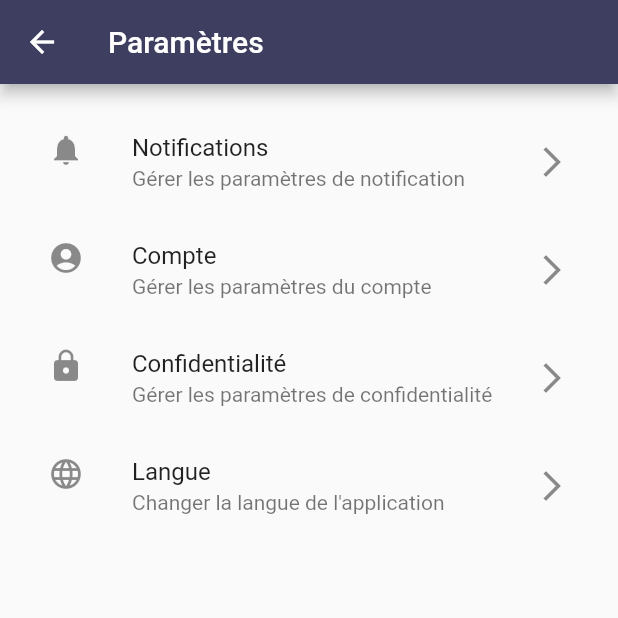
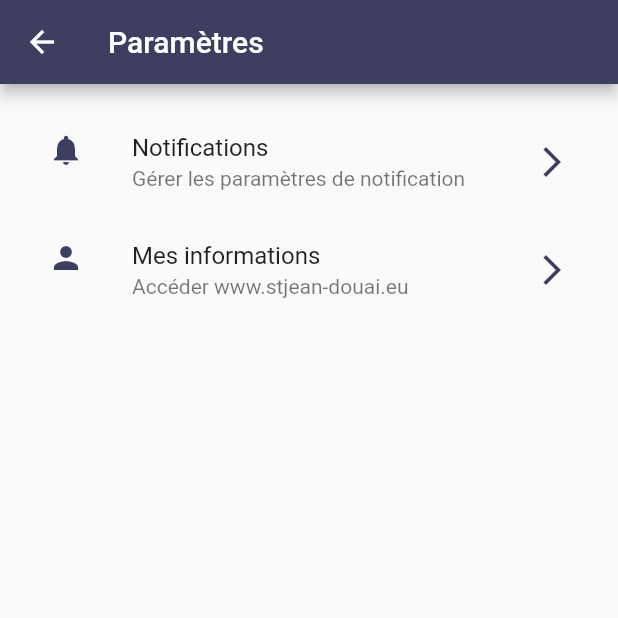
Before and after one commit to BeNyEz17/StJean_Douai_APP, a Flutter app: the PageParametres screen opened directly, after a tap on "Notifications", on a phone screen of 412 x 824 dp, the top half of it. Run offline on Flutter 3.47's test engine with Material 2 defaults, Android fonts, the phone set to English and light mode, and no system bars; our stand-ins replace flutter_map, google_fonts, latlong2.

Commit message:
rectification de données

```diff
--- a/lib/ecrans/page_contact.dart
+++ b/lib/ecrans/page_contact.dart
@@ -9,10 +9,10 @@ class PageContact extends StatelessWidget {
   static const pageTitle = 'Contact';
 
   // Contact email address
-  static const contactEmail = 'contact@example.com';
+  static const contactEmail = 'contact@stjean-douai.eu';
 
   // Contact phone number
-  static const contactPhoneNumber = '+1 555-555-5555';
+  static const contactPhoneNumber = '0327944660';
 
   // Launch email app with pre-filled email
   _launchEmail() async {
--- a/lib/ecrans/page_paramatres.dart
+++ b/lib/ecrans/page_paramatres.dart
@@ -1,4 +1,6 @@
 import 'package:flutter/material.dart';
+import 'package:url_launcher/url_launcher.dart';
+import 'package:flutter/services.dart';
 
 const accentCanvasColor = const Color(0xFF3E3E61);
 
@@ -20,41 +22,36 @@ class PageParametres extends StatelessWidget {
           ListTile(
             title: Text('Notifications'),
             subtitle: Text('Gérer les paramètres de notification'),
-            leading: Icon(Icons.notifications),
-            trailing: Icon(Icons.arrow_forward_ios),
+            leading: Icon(Icons.notifications, color: accentCanvasColor),
+            trailing: Icon(Icons.arrow_forward_ios, color: accentCanvasColor),
             onTap: () {
-              // Action à effectuer lors du clic sur Notifications
+              openNotificationSettings();
             },
           ),
           ListTile(
-            title: Text('Compte'),
-            subtitle: Text('Gérer les paramètres du compte'),
-            leading: Icon(Icons.account_circle),
-            trailing: Icon(Icons.arrow_forward_ios),
+            title: Text('Mes informations'),
+            subtitle: Text('Accéder www.stjean-douai.eu'),
+            leading: Icon(Icons.person, color: accentCanvasColor),
+            trailing: Icon(Icons.arrow_forward_ios, color: accentCanvasColor),
             onTap: () {
-              // Action à effectuer lors du clic sur Compte
-            },
-          ),
-          ListTile(
-            title: Text('Confidentialité'),
-            subtitle: Text('Gérer les paramètres de confidentialité'),
-            leading: Icon(Icons.lock),
-            trailing: Icon(Icons.arrow_forward_ios),
-            onTap: () {
-              // Action à effectuer lors du clic sur Confidentialité
-            },
-          ),
-          ListTile(
-            title: Text('Langue'),
-            subtitle: Text('Changer la langue de l\'application'),
-            leading: Icon(Icons.language),
-            trailing: Icon(Icons.arrow_forward_ios),
-            onTap: () {
-              // Action à effectuer lors du clic sur Langue
+              launchWebsite('https://www.stjean-douai.eu/');
             },
           ),
         ],
       ),
     );
   }
+
+  void openNotificationSettings() {
+    const platform = MethodChannel('channel/notification_settings');
+    platform.invokeMethod('openNotificationSettings');
+  }
+
+  Future<void> launchWebsite(String url) async {
+    if (await canLaunch(url)) {
+      await launch(url);
+    } else {
+      throw 'Impossible de lancer le site $url';
+    }
+  }
 }
```
Also changed, not shown: 1 other file.
